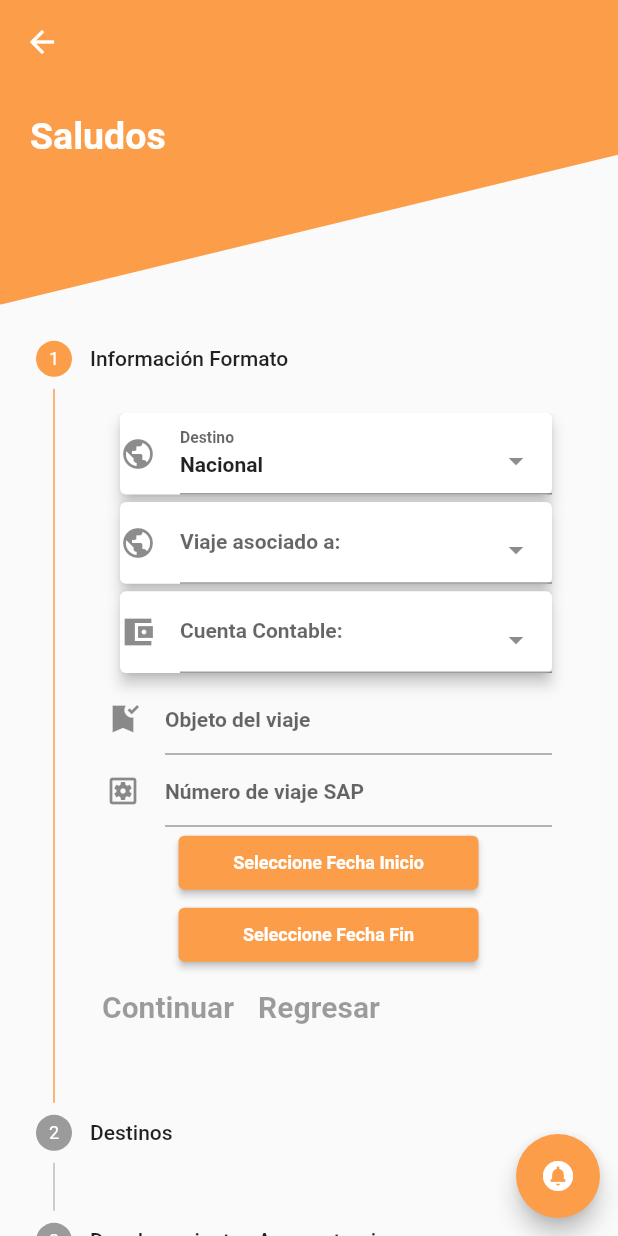
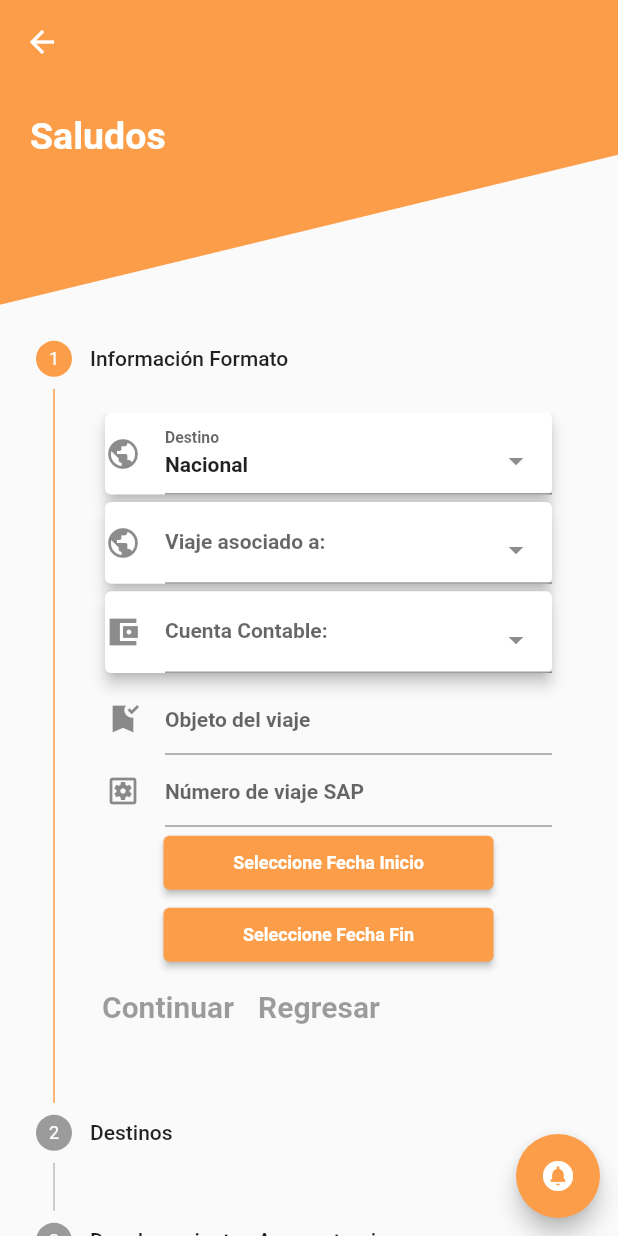
Before and after one commit to David-ctrlDev/MSM_Flutter_APP, a Flutter app: the TravelExpensesForm screen opened directly with empty values, on a phone screen of 412 x 824 dp. Run offline on Flutter 3.47's test engine with Material 2 defaults, Android fonts, the phone set to English and light mode, and no system bars; drawn by our look-alikes of select_form_field; our stand-ins replace flutter_easyloading; missing offline and left inert: draggable_fab; Roboto replaces fonts that are missing (Helvetica).

Commit message:
update travelExpensesForm Edges

```diff
--- a/lib/components/travelExpensesFormContainer1.dart
+++ b/lib/components/travelExpensesFormContainer1.dart
@@ -62,7 +62,7 @@ class _FormContainer1 extends State<FormContainer1> {
           height: 180,
           child: ListView(children: [
             Card(
-                margin: EdgeInsets.fromLTRB(20, 0, 10, 5),
+                margin: EdgeInsets.fromLTRB(10, 0, 10, 5),
                 elevation: 4,
                 child:SelectFormField(
                     style: TextStyle(fontWeight: FontWeight.bold, fontSize: 14),
@@ -75,9 +75,12 @@ class _FormContainer1 extends State<FormContainer1> {
                     //onSaved: (val) => print(val),
                   )),
             Card(
-                margin: EdgeInsets.fromLTRB(20, 0, 10, 5),
+
+                margin: EdgeInsets.fromLTRB(10, 0, 10, 5),
                 elevation: 4,
                 child:SelectFormField(
+                    textAlign: TextAlign.center,
+                    scrollPadding:EdgeInsets.fromLTRB(10, 0, 10, 5),
                     style: TextStyle(fontWeight: FontWeight.bold, fontSize: 14),
                     initialValue: '',
                     icon: Icon(Icons.public),
@@ -87,7 +90,7 @@ class _FormContainer1 extends State<FormContainer1> {
                   )
             ),
             Card(
-                margin: EdgeInsets.fromLTRB(20, 0, 10, 5),
+                margin: EdgeInsets.fromLTRB(10, 0, 10, 5),
                 elevation: 4,
                 child:SelectFormField(
                     hintText: "Recuerda Seleccionar el Viaje",
@@ -121,7 +124,7 @@ class _FormContainer1 extends State<FormContainer1> {
             ElevatedButton(
 
               style: ButtonStyle(
-                  fixedSize: MaterialStateProperty.all(Size.fromWidth(200))),
+                  fixedSize: MaterialStateProperty.all(Size.fromWidth(220))),
               onPressed: () => _selectDate(context),
               child: Text(
                 selectDate1Text,
@@ -130,7 +133,7 @@ class _FormContainer1 extends State<FormContainer1> {
             ),
             ElevatedButton(
               style: ButtonStyle(
-                  fixedSize: MaterialStateProperty.all(Size.fromWidth(200))),
+                  fixedSize: MaterialStateProperty.all(Size.fromWidth(220))),
               onPressed: () =>_selectDate2(context),
               child: Text(
                 selectDate2Text,
```
